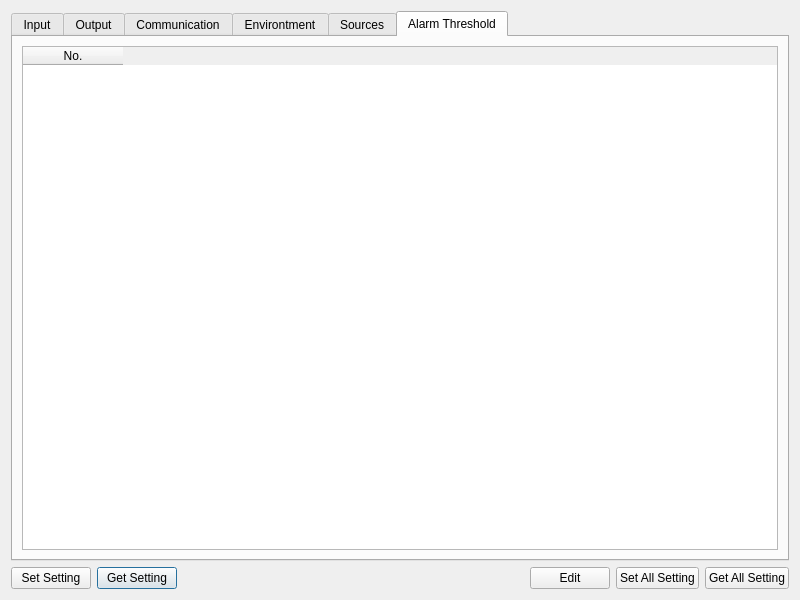
Old version of the form view/formmodule.ui in the repository zenaki/RTU.
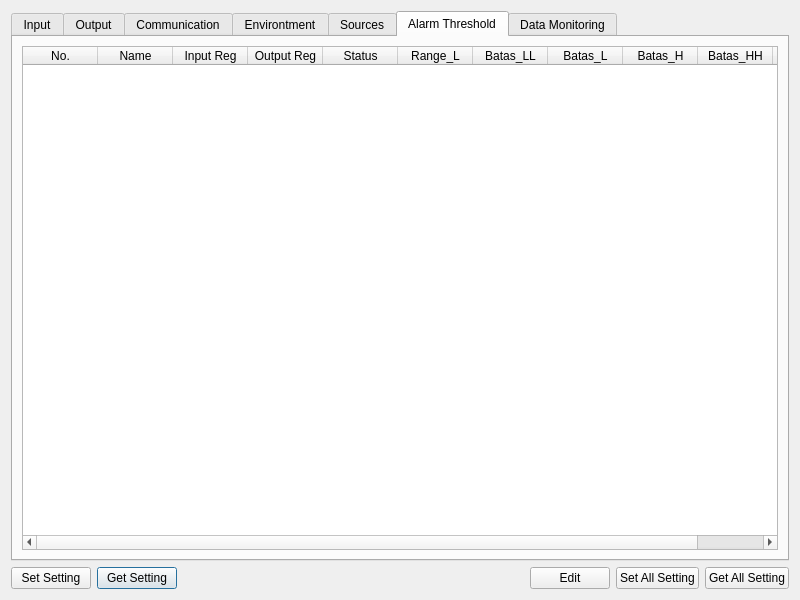
New version of the form. The open tabs and pages were chosen to show the change. Icons and pictures are not drawn.

Commit message: Added tab sources and alarm threshold

```diff
--- a/view/formmodule.ui
+++ b/view/formmodule.ui
@@ -1367,15 +1367,73 @@
       <layout class="QGridLayout" name="gridLayout_5">
        <item row="0" column="0">
         <widget class="QTableWidget" name="tabel_alarm">
+         <attribute name="horizontalHeaderDefaultSectionSize">
+          <number>75</number>
+         </attribute>
          <column>
           <property name="text">
            <string>No.</string>
           </property>
          </column>
+         <column>
+          <property name="text">
+           <string>Name</string>
+          </property>
+         </column>
+         <column>
+          <property name="text">
+           <string>Input Reg</string>
+          </property>
+         </column>
+         <column>
+          <property name="text">
+           <string>Output Reg</string>
+          </property>
+         </column>
+         <column>
+          <property name="text">
+           <string>Status</string>
+          </property>
+         </column>
+         <column>
+          <property name="text">
+           <string>Range_L</string>
+          </property>
+         </column>
+         <column>
+          <property name="text">
+           <string>Batas_LL</string>
+          </property>
+         </column>
+         <column>
+          <property name="text">
+           <string>Batas_L</string>
+          </property>
+         </column>
+         <column>
+          <property name="text">
+           <string>Batas_H</string>
+          </property>
+         </column>
+         <column>
+          <property name="text">
+           <string>Batas_HH</string>
+          </property>
+         </column>
+         <column>
+          <property name="text">
+           <string>Range_H</string>
+          </property>
+         </column>
         </widget>
        </item>
       </layout>
      </widget>
+     <widget class="QWidget" name="tab_data">
+      <attribute name="title">
+       <string>Data Monitoring</string>
+      </attribute>
+     </widget>
     </widget>
    </item>
   </layout>
```
Left out of the diff: 59 changed lines with no effect on the pictures. The commit also changes 2 other files.
